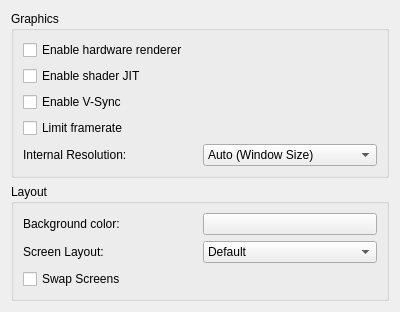
Before: the Qt Designer form src/citra_qt/configuration/configure_graphics.ui in taken2009/citra, drawn with Qt 5.
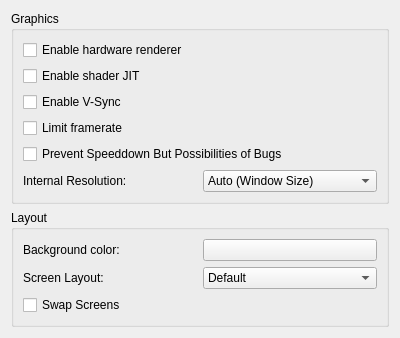
After: the same form once the commit is applied.

```diff
--- a/src/citra_qt/configuration/configure_graphics.ui
+++ b/src/citra_qt/configuration/configure_graphics.ui
@@ -50,6 +50,13 @@
           </property>
          </widget>
         </item>
+        <item>
+         <widget class="QCheckBox" name="toggle_bos">
+          <property name="text">
+           <string>Prevent Speeddown But Possibilities of Bugs</string>
+          </property>
+         </widget>
+        </item>
         <item>
           <layout class="QHBoxLayout" name="horizontalLayout">
             <item>
```
